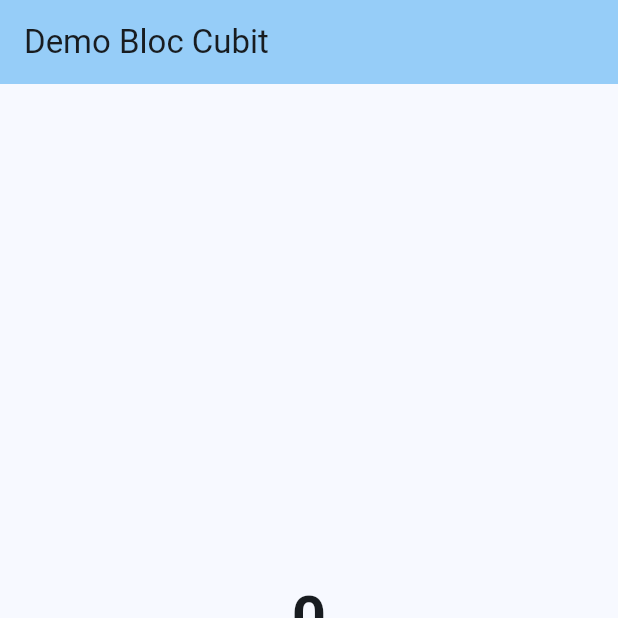
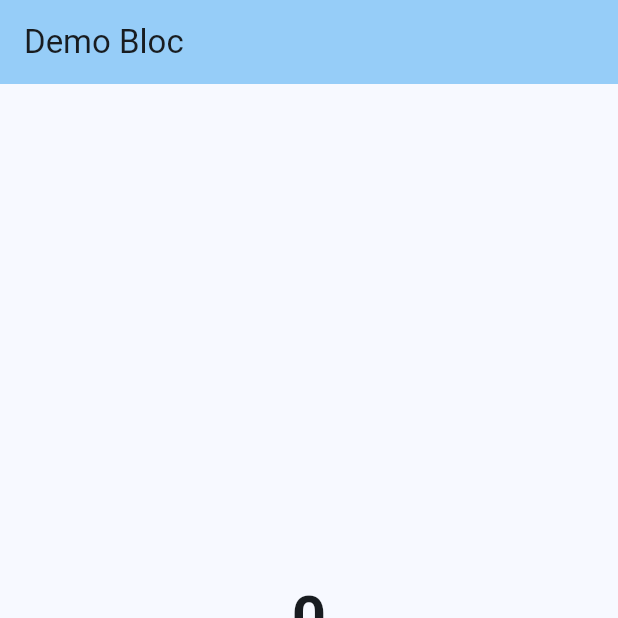
Before and after one commit to acan12/demo_flutter, a Flutter app: the screen it shows after launch, on a phone screen of 412 x 824 dp, the top half of it. Run offline on Flutter 3.47's test engine with Material 2 defaults, Android fonts, the phone set to English and light mode, and no system bars; our stand-ins replace bloc, flutter_bloc.

Commit message:
update const for title appbar

```diff
--- a/lib/main.dart
+++ b/lib/main.dart
@@ -21,7 +21,7 @@ class MyApp extends StatelessWidget {
               colorScheme: ColorScheme.fromSeed(seedColor: Colors.lightBlue),
               useMaterial3: true,
             ),
-            home: HomePage(title: "Demo Bloc Cubit")));
+            home: const HomePage(title: "Demo Bloc")));
   }
 }
 
```
Also changed, not shown: 2 other files.
